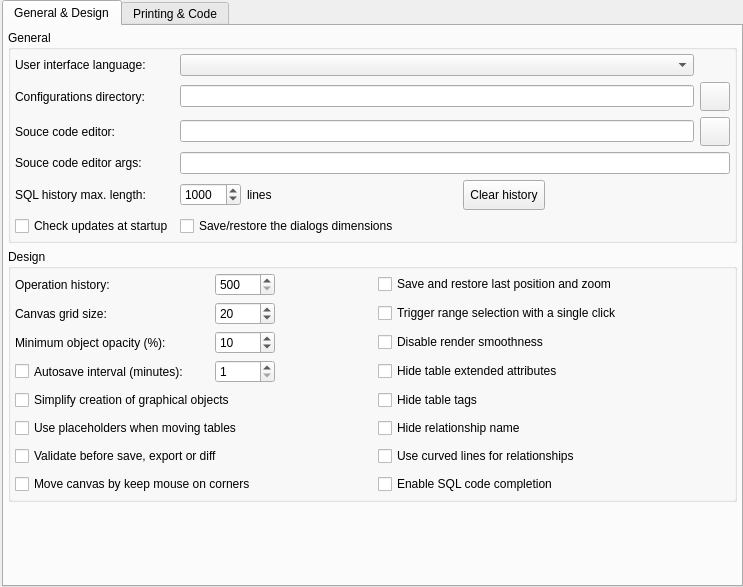
First picture: the form in libpgmodeler_ui/ui/generalconfigwidget.ui, repository pgmodeler/pgmodeler, before the edit.
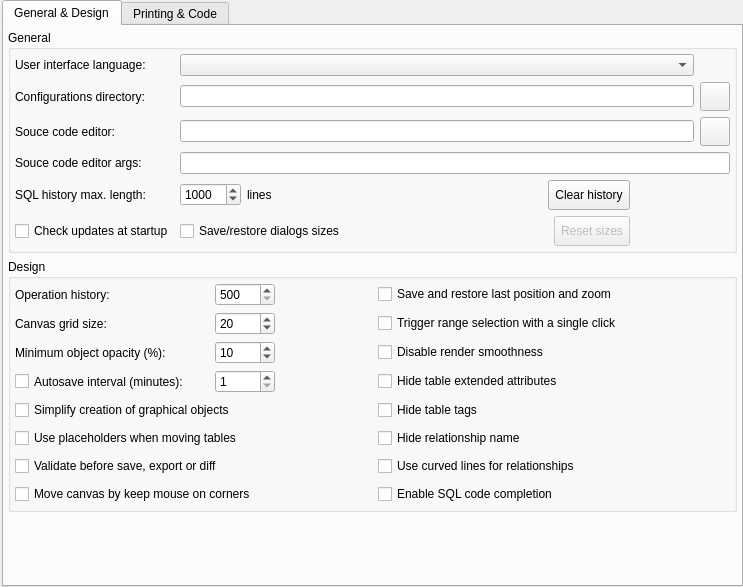
Second picture: the form after the edit. Icons and pictures are not drawn.

Commit message: Some adjustments done in the dialog size save feature in order to store the maximized state of the dialogs.

```diff
--- a/libpgmodeler_ui/ui/generalconfigwidget.ui
+++ b/libpgmodeler_ui/ui/generalconfigwidget.ui
@@ -1227,9 +1227,12 @@
               <property name="orientation">
                <enum>Qt::Horizontal</enum>
               </property>
+              <property name="sizeType">
+               <enum>QSizePolicy::Fixed</enum>
+              </property>
               <property name="sizeHint" stdset="0">
                <size>
-                <width>40</width>
+                <width>100</width>
                 <height>20</height>
                </size>
               </property>
@@ -1334,11 +1337,94 @@
            </widget>
           </item>
           <item row="10" column="2" colspan="2">
-           <widget class="QCheckBox" name="save_restore_geometry_chk">
-            <property name="text">
-             <string>Save/restore the dialogs dimensions</string>
-            </property>
-           </widget>
+           <layout class="QHBoxLayout" name="horizontalLayout_21">
+            <item>
+             <widget class="QCheckBox" name="save_restore_geometry_chk">
+              <property name="text">
+               <string>Save/restore dialogs sizes</string>
+              </property>
+             </widget>
+            </item>
+            <item>
+             <spacer name="horizontalSpacer_9">
+              <property name="orientation">
+               <enum>Qt::Horizontal</enum>
+              </property>
+              <property name="sizeType">
+               <enum>QSizePolicy::Expanding</enum>
+              </property>
+              <property name="sizeHint" stdset="0">
+               <size>
+                <width>25</width>
+                <height>20</height>
+               </size>
+              </property>
+             </spacer>
+            </item>
+            <item>
+             <widget class="QToolButton" name="reset_sizes_tb">
+              <property name="enabled">
+               <bool>false</bool>
+              </property>
+              <property name="sizePolicy">
+               <sizepolicy hsizetype="Preferred" vsizetype="Preferred">
+                <horstretch>0</horstretch>
+                <verstretch>0</verstretch>
+               </sizepolicy>
+              </property>
+              <property name="minimumSize">
+               <size>
+                <width>0</width>
+                <height>30</height>
+               </size>
+              </property>
+              <property name="maximumSize">
+               <size>
+                <width>16777215</width>
+                <height>16777215</height>
+               </size>
+              </property>
+              <property name="focusPolicy">
+               <enum>Qt::StrongFocus</enum>
+              </property>
+              <property name="toolTip">
+               <string>Reset the dialogs sizes and positions to their default values.</string>
+              </property>
+              <property name="text">
+               <string>Reset sizes</string>
+              </property>
+              <property name="icon">
+               <iconset resource="../res/resources.qrc">
+                <normaloff>:/icones/icones/atualizar.png</normaloff>:/icones/icones/atualizar.png</iconset>
+              </property>
+              <property name="iconSize">
+               <size>
+                <width>22</width>
+                <height>22</height>
+               </size>
+              </property>
+              <property name="toolButtonStyle">
+               <enum>Qt::ToolButtonTextBesideIcon</enum>
+              </property>
+             </widget>
+            </item>
+            <item>
+             <spacer name="horizontalSpacer_10">
+              <property name="orientation">
+               <enum>Qt::Horizontal</enum>
+              </property>
+              <property name="sizeType">
+               <enum>QSizePolicy::Fixed</enum>
+              </property>
+              <property name="sizeHint" stdset="0">
+               <size>
+                <width>100</width>
+                <height>20</height>
+               </size>
+              </property>
+             </spacer>
+            </item>
+           </layout>
           </item>
          </layout>
         </widget>
```
The commit also changes 8 other files.
